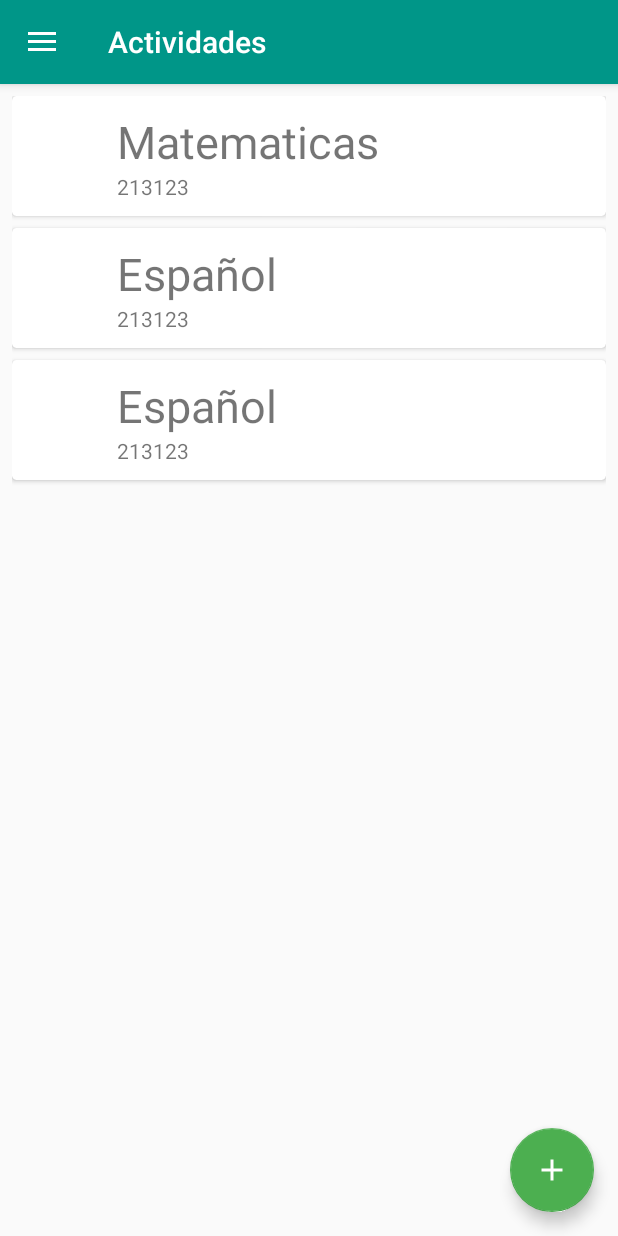
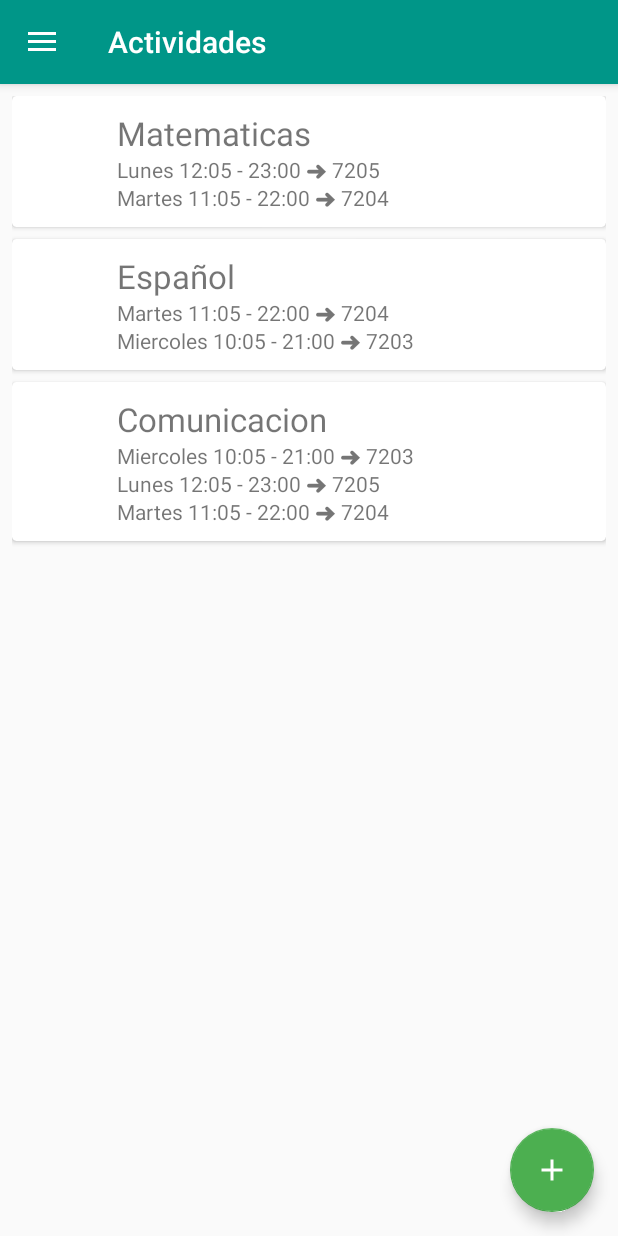
Before and after one commit to Bythway/Amanda, an Android app: the screen it shows after launch (MainActivity), on a phone screen of 412 x 824 dp. Run offline under Robolectric (Android 15) with nearby library versions, the phone set to English and light mode, and no system bars; libraries missing offline, so code that uses them is left out: com.amulyakhare.textdrawable; pictures from the network do not load; 2 statements that could not run were skipped.

Commit message:
add data simulate in card activity

```diff
--- a/app/src/main/java/com/example/yeisongomez/amanda/Adapters/RecyclerActivitysAdapter.java
+++ b/app/src/main/java/com/example/yeisongomez/amanda/Adapters/RecyclerActivitysAdapter.java
@@ -34,10 +34,10 @@ public class RecyclerActivitysAdapter extends RecyclerView.Adapter<RecyclerActiv
     @Override
     public void onBindViewHolder(ActivityAdapter activity, int i) {
         TextDrawable drawable = TextDrawable.builder()
-                .buildRoundRect(activitys.get(i).NOMBREMATERIA.substring(0, 2).toUpperCase(), R.color.colorRed, 50);
+                .buildRoundRect(activitys.get(i).getNOMBREMATERIA().substring(0, 2).toUpperCase(), R.color.colorRed, 50);
 
-        activity.name.setText(activitys.get(i).NOMBREMATERIA);
-        activity.day.setText(activitys.get(i).DIA);
+        activity.name.setText(activitys.get(i).getNOMBREMATERIA());
+        activity.resources.setText(activitys.get(i).getSTRING_RESOURCES());
         activity.icon.setImageDrawable(drawable);
     }
 
@@ -54,12 +54,12 @@ public class RecyclerActivitysAdapter extends RecyclerView.Adapter<RecyclerActiv
     public static class ActivityAdapter extends RecyclerView.ViewHolder {
         ImageView icon;
         TextView name;
-        TextView day;
+        TextView resources;
 
         public ActivityAdapter(View itemView) {
             super(itemView);
             this.icon = (ImageView) itemView.findViewById(R.id.activity_icon);
-            this.day = (TextView) itemView.findViewById(R.id.activity_day);
+            this.resources = (TextView) itemView.findViewById(R.id.activity_resources);
             this.name = (TextView) itemView.findViewById(R.id.activity_name);
         }
     }
--- a/app/src/main/java/com/example/yeisongomez/amanda/Fragments/ActivitysFragment.java
+++ b/app/src/main/java/com/example/yeisongomez/amanda/Fragments/ActivitysFragment.java
@@ -82,9 +82,16 @@ public class ActivitysFragment extends Fragment {
 
     public List simulateActivitys(){
         List<Schedule> list = new ArrayList<>();
-        list.add(new Schedule(1, "123213", "5332", "213123", "Lunes", "asd", "weq", "Mate", "Matematicas", "", "", ""));
-        list.add(new Schedule(1, "123213", "5332", "213123", "Miercoles", "asd", "weq", "Mate", "Español", "", "", ""));
-        list.add(new Schedule(1, "123213", "5332", "213123", "Miercoles", "asd", "weq", "Mate", "Español", "", "", ""));
+        Schedule activity1 = new Schedule(1, "123213", "5332", "Lunes", "Ramiro", "asd", "weq", "Mate", "Matematicas", "7205", "12:05 - 23:00", "");
+        Schedule activity2 = new Schedule(1, "123213", "5332", "Martes", "Ramiro", "asd", "weq", "Mate", "Español", "7204", "11:05 - 22:00", "");
+        Schedule activity3 = new Schedule(1, "123213", "5332", "Miercoles", "Ramiro", "asd", "weq", "Mate", "Comunicacion", "7203", "10:05 - 21:00", "");
+        activity1.setSTRING_RESOURCES(activity2.getSTRING_RESOURCES());
+        activity2.setSTRING_RESOURCES(activity3.getSTRING_RESOURCES());
+        activity3.setSTRING_RESOURCES(activity1.getSTRING_RESOURCES());
+
+        list.add(activity1);
+        list.add(activity2);
+        list.add(activity3);
         return list;
     }
 
--- a/app/src/main/java/com/example/yeisongomez/amanda/Objects/Schedule.java
+++ b/app/src/main/java/com/example/yeisongomez/amanda/Objects/Schedule.java
@@ -8,18 +8,19 @@ import android.media.Image;
 
 public class Schedule {
 
-    public int SCHEDULE_ID;
-    public String CODIGO;
-    public String CODIGOGRUPO;
-    public String DIA;
-    public String DOCENTE;
-    public String ESPACIOFISICO;
-    public String LOCALIDAD;
-    public String NOMBREGRUPO;
-    public String NOMBREMATERIA;
-    public String NOMENCLATURA;
-    public String TIEMPO;
-    public String UNID_NOMBRE;
+    private int SCHEDULE_ID;
+    private String CODIGO;
+    private String CODIGOGRUPO;
+    private String DIA;
+    private String DOCENTE;
+    private String ESPACIOFISICO;
+    private String LOCALIDAD;
+    private String NOMBREGRUPO;
+    private String NOMBREMATERIA;
+    private String NOMENCLATURA;
+    private String TIEMPO;
+    private String UNID_NOMBRE;
+    private String STRING_RESOURCES;
 
     public Schedule(int SCHEDULE_ID, String CODIGO, String CODIGOGRUPO, String DIA, String DOCENTE, String LOCALIDAD, String ESPACIOFISICO, String NOMBREGRUPO, String NOMBREMATERIA, String NOMENCLATURA, String TIEMPO, String UNID_NOMBRE) {
         this.SCHEDULE_ID = SCHEDULE_ID;
@@ -34,6 +35,7 @@ public class Schedule {
         this.NOMENCLATURA = NOMENCLATURA;
         this.TIEMPO = TIEMPO;
         this.UNID_NOMBRE = UNID_NOMBRE;
+        this.STRING_RESOURCES = DIA + " " + TIEMPO + " ➜ " + NOMENCLATURA;
     }
 
     public int getSCHEDULE_ID() {
@@ -127,4 +129,12 @@ public class Schedule {
     public void setUNID_NOMBRE(String UNID_NOMBRE) {
         this.UNID_NOMBRE = UNID_NOMBRE;
     }
+
+    public String getSTRING_RESOURCES() {
+        return STRING_RESOURCES;
+    }
+
+    public void setSTRING_RESOURCES(String STRING_RESOURCES) {
+        this.STRING_RESOURCES += "\n" + STRING_RESOURCES;
+    }
 }
--- a/app/src/main/res/layout/component_activity.xml
+++ b/app/src/main/res/layout/component_activity.xml
@@ -27,13 +27,13 @@ xmlns:android="http://schemas.android.com/apk/res/android"
             android:id="@+id/activity_name"
             android:layout_toRightOf="@+id/activity_icon"
             android:layout_alignParentTop="true"
-            android:textSize="30sp"
+            android:textSize="22sp"
             />
 
         <TextView
             android:layout_width="wrap_content"
             android:layout_height="wrap_content"
-            android:id="@+id/activity_day"
+            android:id="@+id/activity_resources"
             android:layout_toRightOf="@+id/activity_icon"
             android:layout_below="@+id/activity_name"
             />
```
